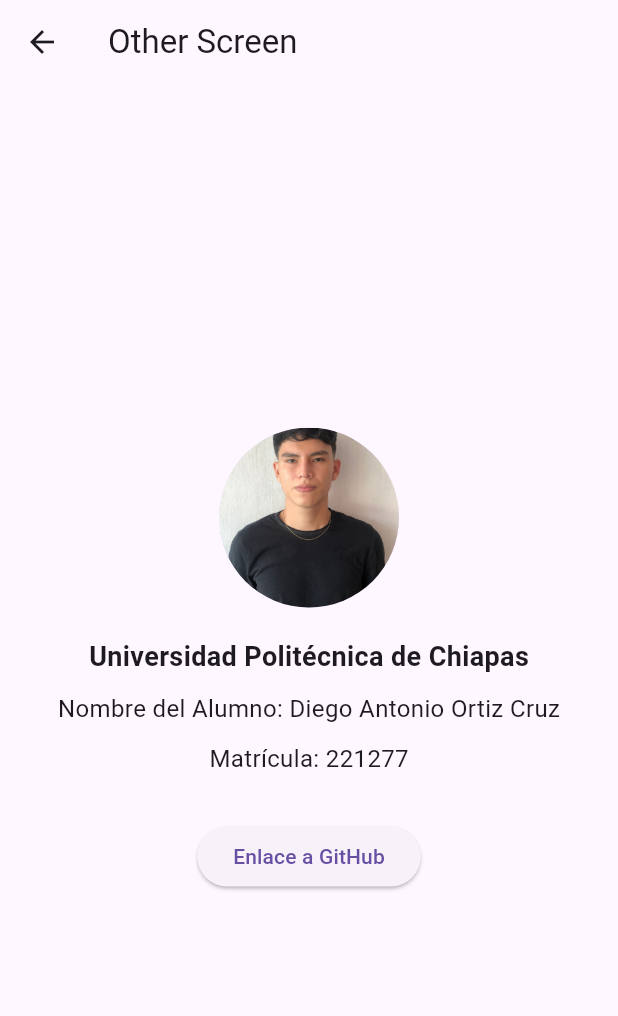
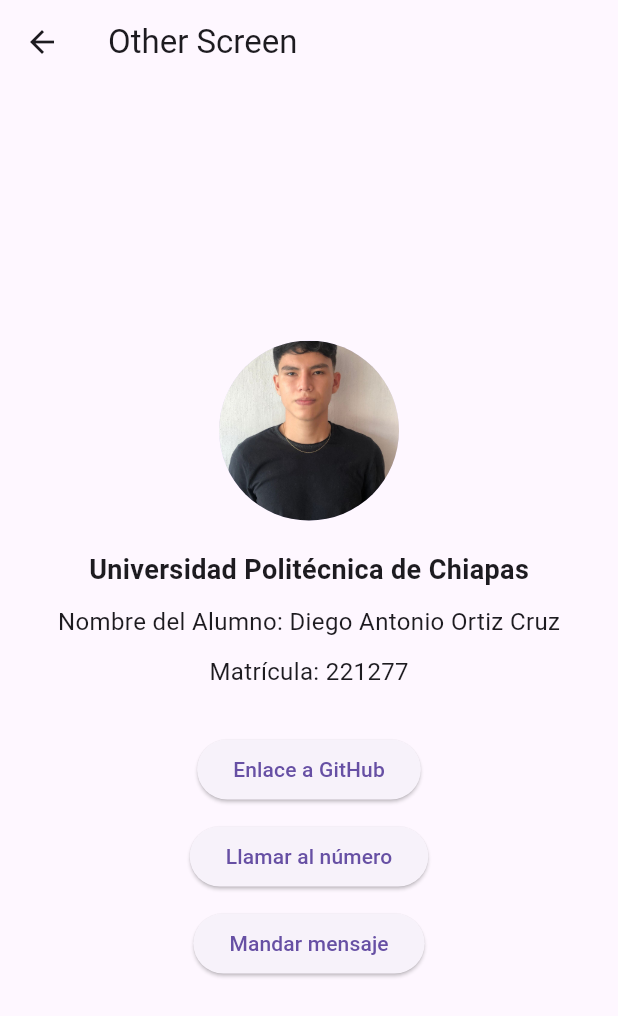
Before and after one commit to DieAli2301/Flutter-A2-C1-PP2, a Flutter app: the OtherScreen screen opened by its route, on a phone screen of 412 x 824 dp. Shown: the top 1016 px of the screen. Run offline on Flutter 3.47's test engine with Material 3 defaults, Android fonts, the phone set to English and light mode, and no system bars.

Commit message:
buttons the call and sms

```diff
--- a/lib/main.dart
+++ b/lib/main.dart
@@ -155,6 +155,24 @@ class OtherScreen extends StatelessWidget {
     }
   }
 
+  // Método para hacer una llamada
+  Future<void> _makePhoneCall() async {
+    const telUrl = 'tel:+529181071656'; // Reemplaza con el número que desees marcar
+    final Uri telUri = Uri.parse(telUrl);
+    if (!await launchUrl(telUri, mode: LaunchMode.externalApplication)) {
+      throw 'No se pudo iniciar la llamada: $telUrl';
+    }
+  }
+
+  // Método para enviar un mensaje de texto
+  Future<void> _sendMessage() async {
+    const smsUrl = 'sms:+529181071656'; // Reemplaza con el número al que quieras enviar el mensaje
+    final Uri smsUri = Uri.parse(smsUrl);
+    if (!await launchUrl(smsUri, mode: LaunchMode.externalApplication)) {
+      throw 'No se pudo enviar el mensaje: $smsUrl';
+    }
+  }
+
   @override
   Widget build(BuildContext context) {
     return Scaffold(
@@ -188,6 +206,16 @@ class OtherScreen extends StatelessWidget {
             ElevatedButton(
               onPressed: _launchGitHubUrl,
               child: const Text('Enlace a GitHub'),
+            ),
+            const SizedBox(height: 10),
+            ElevatedButton(
+              onPressed: _makePhoneCall,
+              child: const Text('Llamar al número'),
+            ),
+            const SizedBox(height: 10),
+            ElevatedButton(
+              onPressed: _sendMessage,
+              child: const Text('Mandar mensaje'),
             ),
           ],
         ),
```
